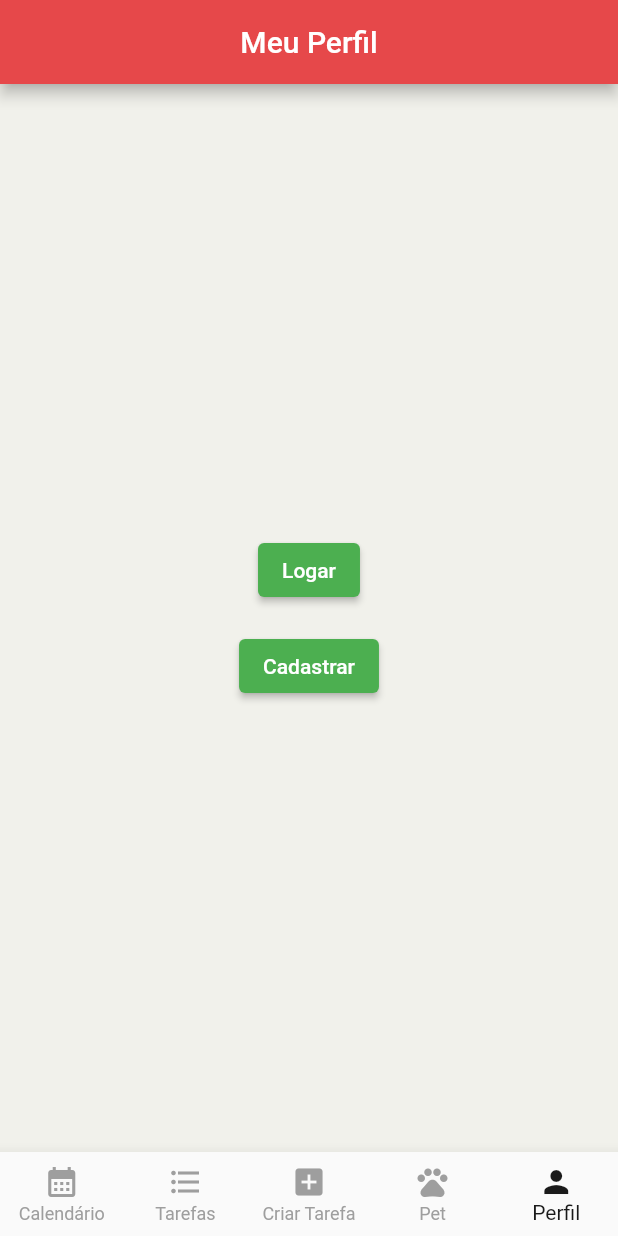
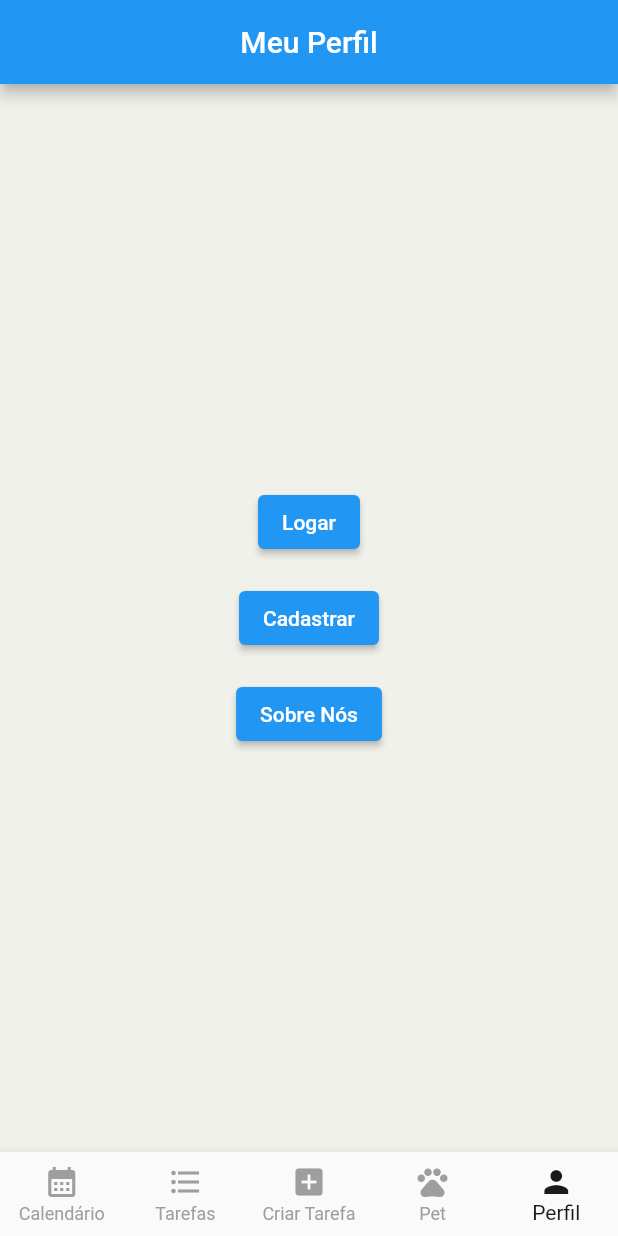
Before and after one commit to SauloMFreitas/LDDM-Projeto, a Flutter app: the screen it shows after launch, item 5 of the bottom bar chosen, on a phone screen of 412 x 824 dp. Run offline on Flutter 3.47's test engine with Material 2 defaults, Android fonts, the phone set to English and light mode, and no system bars; our stand-ins replace percent_indicator, table_calendar.

Commit message:
página de sobre o app adicionada

```diff
--- a/Myplanner/lib/Perfil.dart
+++ b/Myplanner/lib/Perfil.dart
@@ -1,4 +1,5 @@
 import 'package:flutter/material.dart';
+import 'Sobre.dart';
 import 'Login.dart';
 import 'AddUsuario.dart';
 import 'assets/AppStyles.dart';
@@ -16,8 +17,8 @@ class _PerfilState extends State<Perfil> {
     return Scaffold(
       appBar: AppBar(
         title: Text("Meu Perfil"),
-        backgroundColor: AppStyles.highlightColor,
-        centerTitle: true,
+        backgroundColor: Colors.blue,
+              centerTitle: true,
       ),
       body: Container(
         padding: EdgeInsets.all(32),
@@ -30,9 +31,6 @@ class _PerfilState extends State<Perfil> {
               mainAxisAlignment: MainAxisAlignment.center,
               children: [
                 ElevatedButton(
-                  style: ElevatedButton.styleFrom(
-                    primary: Colors.green,
-                  ),
                   child: Text("Logar"),
                   onPressed: (){
                     Navigator.push(
@@ -47,15 +45,26 @@ class _PerfilState extends State<Perfil> {
                 SizedBox(height: 16.0),
 
                 ElevatedButton(
-                  style: ElevatedButton.styleFrom(
-                    primary: Colors.green,
-                  ),
                   child: Text("Cadastrar"),
                   onPressed: (){
                     Navigator.push(
                       context,
                       MaterialPageRoute(
                         builder: (context) => AddUsuario()
+                      ),
+                    );
+                  }
+                ),
+
+                SizedBox(height: 16.0),
+
+                ElevatedButton(
+                  child: Text("Sobre Nós"),
+                  onPressed: (){
+                    Navigator.push(
+                      context,
+                      MaterialPageRoute(
+                        builder: (context) => Sobre()
                       ),
                     );
                   }
```
Also changed, not shown: Myplanner/lib/Sobre.dart (+39 -6 lines).
